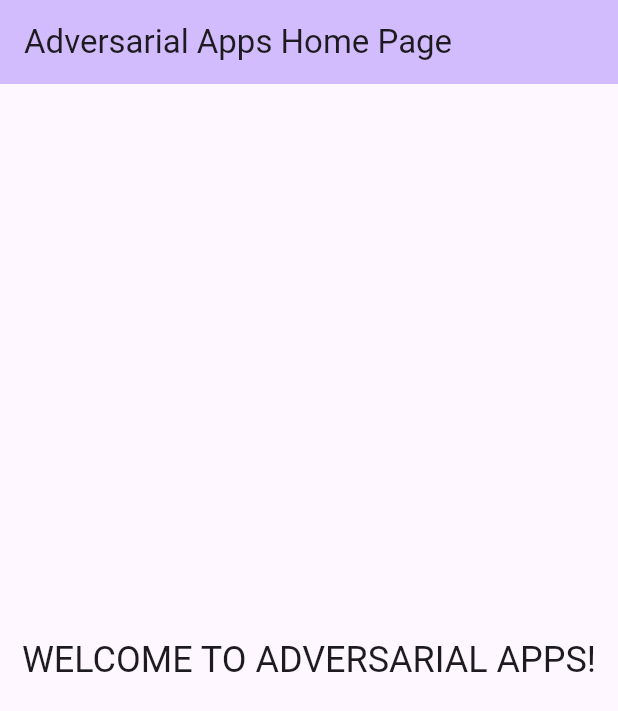
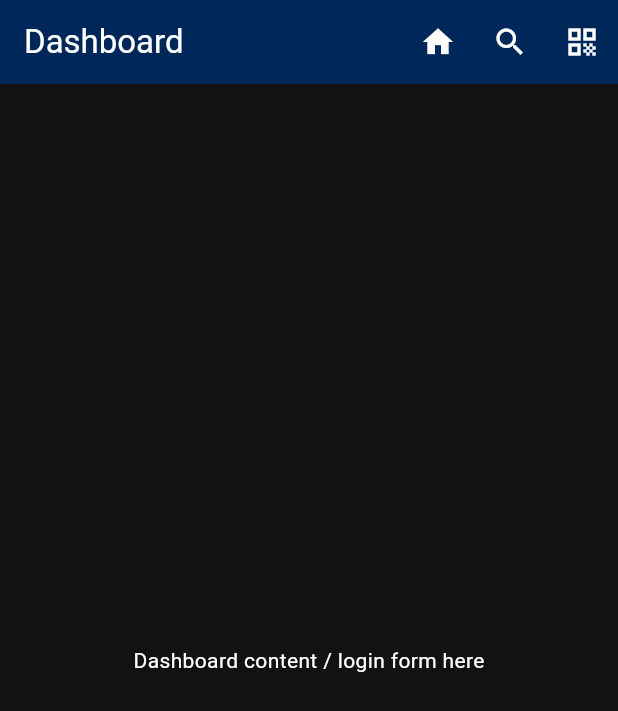
Before and after one commit to AdverseApps/Adversarial-Apps-Mobile, a Flutter app: the screen it shows after launch, on a phone screen of 412 x 824 dp. Shown: the top 711 px of the screen. Run offline on Flutter 3.47's test engine with Material 3 defaults, Android fonts, the phone set to English and light mode, and no system bars; our stand-ins replace bloc, flutter_bloc, qr_flutter; missing offline and left inert: mobile_scanner.

Commit message:
Base page navigation and color scheme. (#1)
* committing to check main

* QR Code Scanner works

* generates code too

* base page navigation

* color scheme and navigation

```diff
--- /dev/null
+++ b/lib/components/shared_app_bar.dart
@@ -0,0 +1,46 @@
+import 'package:flutter/material.dart';
+
+class SharedAppBar extends StatelessWidget implements PreferredSizeWidget {
+  final String title;
+
+  const SharedAppBar({
+    Key? key,
+    required this.title,
+  }) : super(key: key);
+
+  @override
+  Widget build(BuildContext context) {
+    return AppBar(
+      // Use the title passed in from constructor
+      title: Text(title),
+      // Common navigation icons used throughout the app
+      actions: [
+        IconButton(
+          icon: const Icon(Icons.home),
+          tooltip: 'Go to Dashboard',
+          onPressed: () {
+            Navigator.pushNamed(context, '/dashboard');
+          },
+        ),
+        IconButton(
+          icon: const Icon(Icons.search),
+          tooltip: 'Go to Search',
+          onPressed: () {
+            Navigator.pushNamed(context, '/search');
+          },
+        ),
+        IconButton(
+          icon: const Icon(Icons.qr_code),
+          tooltip: 'Go to QR Scanner',
+          onPressed: () {
+            Navigator.pushNamed(context, '/qrScan');
+          },
+        ),
+      ],
+    );
+  }
+
+  // This sets the size of the AppBar. Typically kToolbarHeight is used.
+  @override
+  Size get preferredSize => const Size.fromHeight(kToolbarHeight);
+}
--- a/lib/main.dart
+++ b/lib/main.dart
@@ -1,105 +1,72 @@
 import 'package:flutter/material.dart';
+import 'package:flutter_bloc/flutter_bloc.dart';
+import 'pages/dashboard_page.dart';
+import 'pages/search_page.dart';
+import 'pages/qr_scan_page.dart';
+import 'pages/qr_generate_page.dart';
+import 'pages/cubit/qr_scan_cubit.dart';
+import 'pages/cubit/qr_generate_cubit.dart';
 
 void main() {
-  runApp(const MyApp());
+  runApp(
+    MultiBlocProvider(
+      providers: [
+        // Provide QrScanCubit for scanning
+        BlocProvider<QrScanCubit>(
+          create: (_) => QrScanCubit(),
+        ),
+        // Provide QrGenerateCubit for generating
+        BlocProvider<QrGenerateCubit>(
+          create: (_) => QrGenerateCubit(),
+        ),
+        // ... add other cubits here if needed
+      ],
+      child: const MyApp(),
+    ),
+  );
 }
 
 class MyApp extends StatelessWidget {
   const MyApp({super.key});
 
-  // This widget is the root of your application.
   @override
   Widget build(BuildContext context) {
     return MaterialApp(
-      title: 'Flutter Demo',
+      title: 'Adversarial Apps',
       theme: ThemeData(
-        // This is the theme of your application.
-        //
-        // TRY THIS: Try running your application with "flutter run". You'll see
-        // the application has a purple toolbar. Then, without quitting the app,
-        // try changing the seedColor in the colorScheme below to Colors.green
-        // and then invoke "hot reload" (save your changes or press the "hot
-        // reload" button in a Flutter-supported IDE, or press "r" if you used
-        // the command line to start the app).
-        //
-        // Notice that the counter didn't reset back to zero; the application
-        // state is not lost during the reload. To reset the state, use hot
-        // restart instead.
-        //
-        // This works for code too, not just values: Most code changes can be
-        // tested with just a hot reload.
-        colorScheme: ColorScheme.fromSeed(seedColor: Colors.deepPurple),
-        useMaterial3: true,
+        // Use a dark brightness if you want text, icons, etc. to default to light colors.
+        brightness: Brightness.dark,
+
+        // Set the overall "primary" color (often used by widgets like FloatingActionButton, etc.)
+        primaryColor: const Color(0xFF002759),
+
+        // Set the scaffold’s background color (for pages’ default backgrounds).
+        scaffoldBackgroundColor: const Color(0xFF121212),
+
+        // Customize the AppBar color and text/icon colors.
+        appBarTheme: const AppBarTheme(
+          backgroundColor: Color(0xFF002759), // AppBar background
+          foregroundColor: Colors.white, // AppBar text/icons
+          elevation: 0,
+        ),
+
+        // Override text styles if you want them all white by default
+        textTheme: const TextTheme(
+          bodyLarge: TextStyle(color: Colors.white),
+          bodyMedium: TextStyle(color: Colors.white),
+          bodySmall: TextStyle(color: Colors.white),
+        ),
+
+        // Also set default icon color to white
+        iconTheme: const IconThemeData(color: Colors.white),
       ),
-      home: const MyHomePage(title: 'Adversarial Apps Home Page'),
+      home: const DashboardPage(),
+      routes: {
+        '/dashboard': (context) => const DashboardPage(),
+        '/search': (context) => const SearchPage(),
+        '/qrScan': (context) => const QrScanPage(),
+        '/qrGenerate': (context) => const QrGeneratePage(),
+      },
     );
   }
 }
-
-class MyHomePage extends StatefulWidget {
-  const MyHomePage({super.key, required this.title});
-
-  // This widget is the home page of your application. It is stateful, meaning
-  // that it has a State object (defined below) that contains fields that affect
-  // how it looks.
-
-  // This class is the configuration for the state. It holds the values (in this
-  // case the title) provided by the parent (in this case the App widget) and
-  // used by the build method of the State. Fields in a Widget subclass are
-  // always marked "final".
-
-  final String title;
-
-  @override
-  State<MyHomePage> createState() => _MyHomePageState();
-}
-
-class _MyHomePageState extends State<MyHomePage> {
-
-  @override
-  Widget build(BuildContext context) {
-    // This method is rerun every time setState is called, for instance as done
-    // by the _incrementCounter method above.
-    //
-    // The Flutter framework has been optimized to make rerunning build methods
-    // fast, so that you can just rebuild anything that needs updating rather
-    // than having to individually change instances of widgets.
-    return Scaffold(
-      appBar: AppBar(
-        // TRY THIS: Try changing the color here to a specific color (to
-        // Colors.amber, perhaps?) and trigger a hot reload to see the AppBar
-        // change color while the other colors stay the same.
-        backgroundColor: Theme.of(context).colorScheme.inversePrimary,
-        // Here we take the value from the MyHomePage object that was created by
-        // the App.build method, and use it to set our appbar title.
-        title: Text(widget.title),
-      ),
-      body: Center(
-        // Center is a layout widget. It takes a single child and positions it
-        // in the middle of the parent.
-        child: Column(
-          // Column is also a layout widget. It takes a list of children and
-          // arranges them vertically. By default, it sizes itself to fit its
-          // children horizontally, and tries to be as tall as its parent.
-          //
-          // Column has various properties to control how it sizes itself and
-          // how it positions its children. Here we use mainAxisAlignment to
-          // center the children vertically; the main axis here is the vertical
-          // axis because Columns are vertical (the cross axis would be
-          // horizontal).
-          //
-          // TRY THIS: Invoke "debug painting" (choose the "Toggle Debug Paint"
-          // action in the IDE, or press "p" in the console), to see the
-          // wireframe for each widget.
-          mainAxisAlignment: MainAxisAlignment.center,
-          children: <Widget>[
-            Text(
-              'WELCOME TO ADVERSARIAL APPS!',
-              style: Theme.of(context).textTheme.headlineSmall,
-            ),
-          ],
-        ),
-      ),
-    );
-  }
-}
--- /dev/null
+++ b/lib/pages/dashboard_page.dart
@@ -0,0 +1,44 @@
+import 'package:flutter/material.dart';
+import '../components/shared_app_bar.dart';
+
+class DashboardPage extends StatefulWidget {
+  const DashboardPage({Key? key}) : super(key: key);
+
+  @override
+  State<DashboardPage> createState() => _DashboardPageState();
+}
+
+class _DashboardPageState extends State<DashboardPage> {
+  // You can add form controllers here:
+  final TextEditingController _usernameController = TextEditingController();
+  final TextEditingController _passwordController = TextEditingController();
+
+  bool isLoggedIn = false;
+
+  void _attemptLogin() {
+    // Simple validation or mock login logic:
+    final username = _usernameController.text;
+    final password = _passwordController.text;
+
+    // In real code, you'd probably use a service or make an API call.
+    if (username.isNotEmpty && password.isNotEmpty) {
+      setState(() {
+        isLoggedIn = true;
+      });
+    } else {
+      ScaffoldMessenger.of(context).showSnackBar(
+        const SnackBar(content: Text('Please enter username and password.')),
+      );
+    }
+  }
+
+  @override
+  Widget build(BuildContext context) {
+    return const Scaffold(
+      appBar: SharedAppBar(title: 'Dashboard'),
+      body: Center(
+        child: Text('Dashboard content / login form here'),
+      ),
+    );
+  }
+}
--- a/pubspec.yaml
+++ b/pubspec.yaml
@@ -31,6 +31,9 @@ dependencies:
   flutter:
     sdk: flutter
 
+  mobile_scanner: ^5.0.0
+  flutter_bloc: ^8.1.2
+  qr_flutter: ^4.1.0
 
   # The following adds the Cupertino Icons font to your application.
   # Use with the CupertinoIcons class for iOS style icons.
```
Also changed, not shown: lib/pages/cubit/qr_generate_cubit.dart (added, +10 -0 lines), lib/pages/cubit/qr_generate_state.dart (added, +14 -0 lines), lib/pages/cubit/qr_scan_cubit.dart (added, +21 -0 lines), lib/pages/cubit/qr_scan_state.dart (added, +16 -0 lines), lib/pages/qr_generate_page.dart (added, +47 -0 lines), lib/pages/qr_scan_page.dart (added, +112 -0 lines), lib/pages/search_page.dart (added, +16 -0 lines), pubspec.lock, 3 other files.
